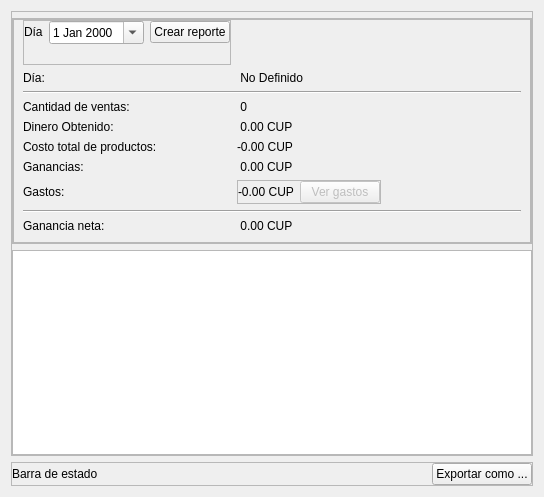
Before: the Qt Designer form view/ui/day_sale_report.ui in R0land013/blue-pos, drawn with Qt 5.
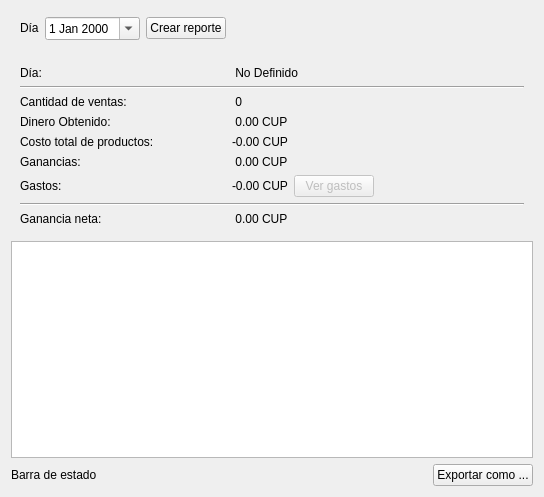
After: the same form once the commit is applied.

Commit message:
Style: Se eliminaron los bordes de los frames de la app
	Los bordes se mostraban en Gnome, pero en windows no se mostraban.

The edit to the form file:
```diff
--- a/view/ui/day_sale_report.ui
+++ b/view/ui/day_sale_report.ui
@@ -17,7 +17,7 @@
    <item>
     <widget class="QFrame" name="main_content_frame">
      <property name="frameShape">
-      <enum>QFrame::StyledPanel</enum>
+      <enum>QFrame::NoFrame</enum>
      </property>
      <property name="frameShadow">
       <enum>QFrame::Raised</enum>
@@ -48,7 +48,7 @@
       <item>
        <widget class="QFrame" name="frame_2">
         <property name="frameShape">
-         <enum>QFrame::StyledPanel</enum>
+         <enum>QFrame::NoFrame</enum>
         </property>
         <property name="frameShadow">
          <enum>QFrame::Raised</enum>
@@ -69,7 +69,7 @@
          <item>
           <widget class="QFrame" name="frame_3">
            <property name="frameShape">
-            <enum>QFrame::StyledPanel</enum>
+            <enum>QFrame::NoFrame</enum>
            </property>
            <property name="frameShadow">
             <enum>QFrame::Raised</enum>
@@ -192,7 +192,7 @@
             <item row="8" column="1">
              <widget class="QFrame" name="frame_4">
               <property name="frameShape">
-               <enum>QFrame::StyledPanel</enum>
+               <enum>QFrame::NoFrame</enum>
               </property>
               <property name="frameShadow">
                <enum>QFrame::Raised</enum>
@@ -257,7 +257,7 @@
             <item row="1" column="0">
              <widget class="QFrame" name="frame_5">
               <property name="frameShape">
-               <enum>QFrame::StyledPanel</enum>
+               <enum>QFrame::NoFrame</enum>
               </property>
               <property name="frameShadow">
                <enum>QFrame::Raised</enum>
@@ -350,7 +350,7 @@
    <item>
     <widget class="QFrame" name="frame">
      <property name="frameShape">
-      <enum>QFrame::StyledPanel</enum>
+      <enum>QFrame::NoFrame</enum>
      </property>
      <property name="frameShadow">
       <enum>QFrame::Raised</enum>
```
Left out of the diff: 2 changed lines with no effect on the pictures. The commit also changes 20 other files.
